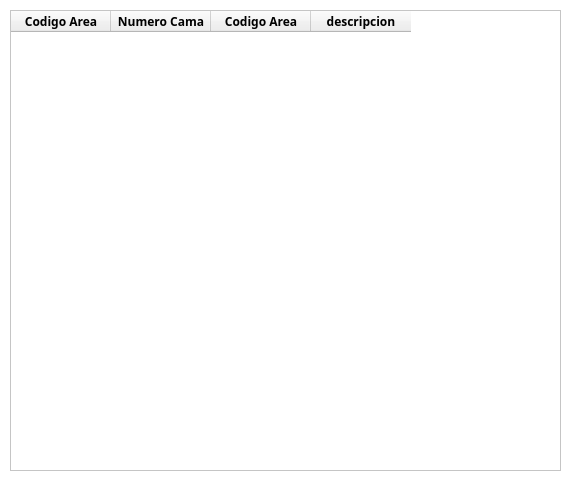
Qt form gui/administrador_uis/WidgetListarCamas.ui (BryanTabarez/ProyectoBD) before a commit.
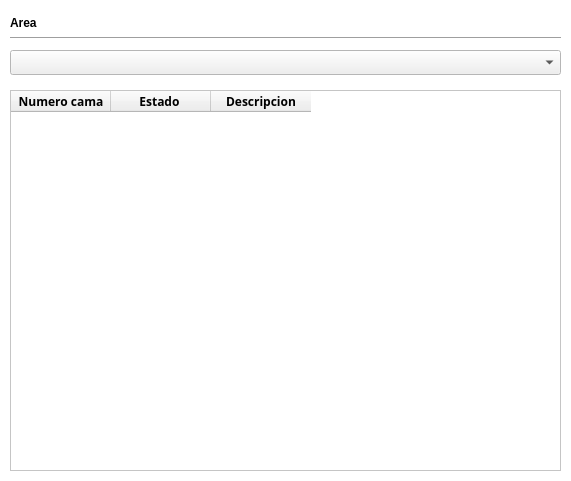
The same form after that commit.

```diff
--- a/gui/administrador_uis/WidgetListarCamas.ui
+++ b/gui/administrador_uis/WidgetListarCamas.ui
@@ -90,51 +90,77 @@
    <property name="geometry">
     <rect>
      <x>10</x>
+     <y>90</y>
+     <width>551</width>
+     <height>381</height>
+    </rect>
+   </property>
+   <column>
+    <property name="text">
+     <string>Numero cama</string>
+    </property>
+    <property name="font">
+     <font>
+      <family>Ubuntu Condensed</family>
+     </font>
+    </property>
+   </column>
+   <column>
+    <property name="text">
+     <string>Estado </string>
+    </property>
+    <property name="font">
+     <font>
+      <family>Ubuntu Condensed</family>
+     </font>
+    </property>
+   </column>
+   <column>
+    <property name="text">
+     <string>Descripcion</string>
+    </property>
+    <property name="font">
+     <font>
+      <family>Ubuntu Condensed</family>
+     </font>
+    </property>
+   </column>
+  </widget>
+  <widget class="QComboBox" name="comboBoxArea">
+   <property name="geometry">
+    <rect>
+     <x>10</x>
+     <y>50</y>
+     <width>551</width>
+     <height>25</height>
+    </rect>
+   </property>
+  </widget>
+  <widget class="QLabel" name="labelArea">
+   <property name="geometry">
+    <rect>
+     <x>10</x>
      <y>10</y>
+     <width>117</width>
+     <height>25</height>
+    </rect>
+   </property>
+   <property name="text">
+    <string>Area</string>
+   </property>
+  </widget>
+  <widget class="Line" name="lineArea">
+   <property name="geometry">
+    <rect>
+     <x>10</x>
+     <y>30</y>
      <width>551</width>
-     <height>461</height>
+     <height>16</height>
     </rect>
    </property>
-   <column>
-    <property name="text">
-     <string>Codigo Area</string>
-    </property>
-    <property name="font">
-     <font>
-      <family>Ubuntu Condensed</family>
-     </font>
-    </property>
-   </column>
-   <column>
-    <property name="text">
-     <string>Numero Cama</string>
-    </property>
-    <property name="font">
-     <font>
-      <family>Ubuntu Condensed</family>
-     </font>
-    </property>
-   </column>
-   <column>
-    <property name="text">
-     <string>Codigo Area</string>
-    </property>
-    <property name="font">
-     <font>
-      <family>Ubuntu Condensed</family>
-     </font>
-    </property>
-   </column>
-   <column>
-    <property name="text">
-     <string>descripcion</string>
-    </property>
-    <property name="font">
-     <font>
-      <family>Ubuntu Condensed</family>
-     </font>
-    </property>
-   </column>
+   <property name="orientation">
+    <enum>Qt::Horizontal</enum>
+   </property>
   </widget>
  </widget>
  <resources/>
```
